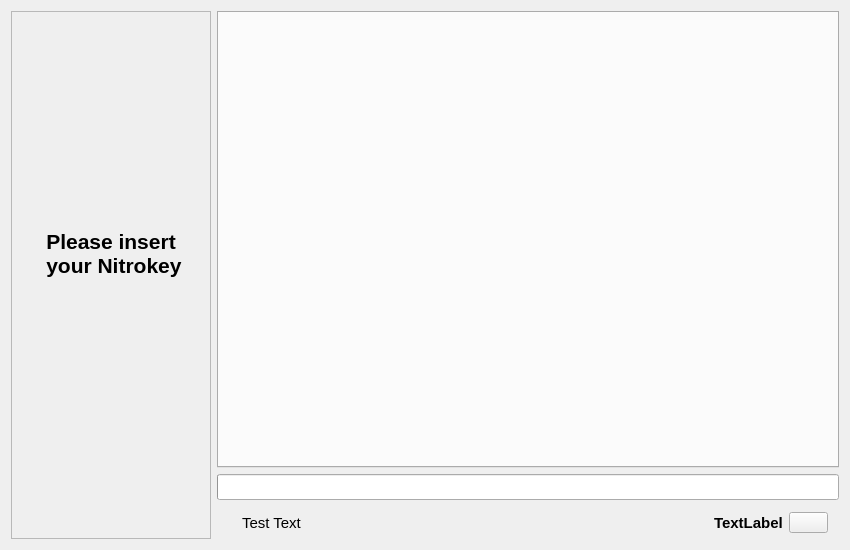
First picture: the form in nitrokeyapp/ui/mainwindow.ui, repository Nitrokey/nitrokey-app2, before the edit.
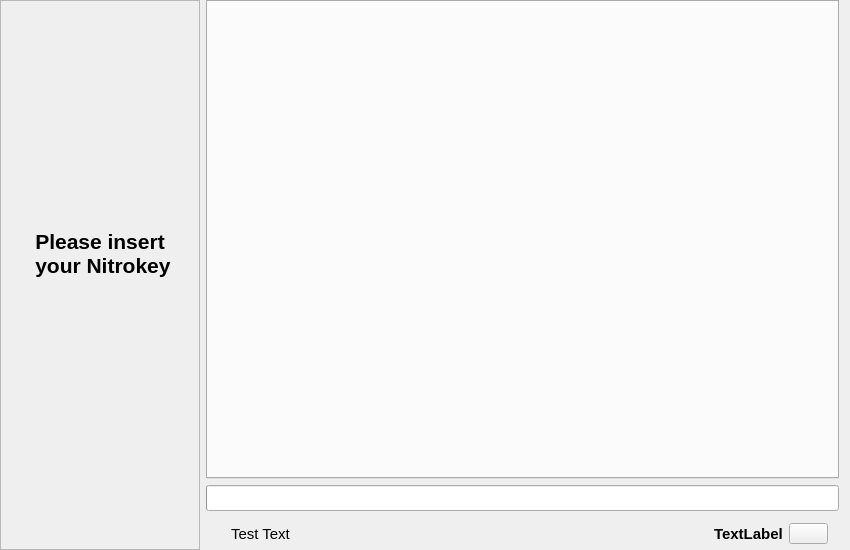
Second picture: the form after the edit. Icons and pictures are not drawn.

Commit message: Change navigation bar margins

```diff
--- a/nitrokeyapp/ui/mainwindow.ui
+++ b/nitrokeyapp/ui/mainwindow.ui
@@ -54,6 +54,15 @@
     <string notr="true"/>
    </property>
    <layout class="QGridLayout" name="gridLayout_2">
+    <property name="leftMargin">
+     <number>0</number>
+    </property>
+    <property name="topMargin">
+     <number>0</number>
+    </property>
+    <property name="bottomMargin">
+     <number>0</number>
+    </property>
     <item row="2" column="1">
      <widget class="QFrame" name="information_frame">
       <property name="sizePolicy">
```
